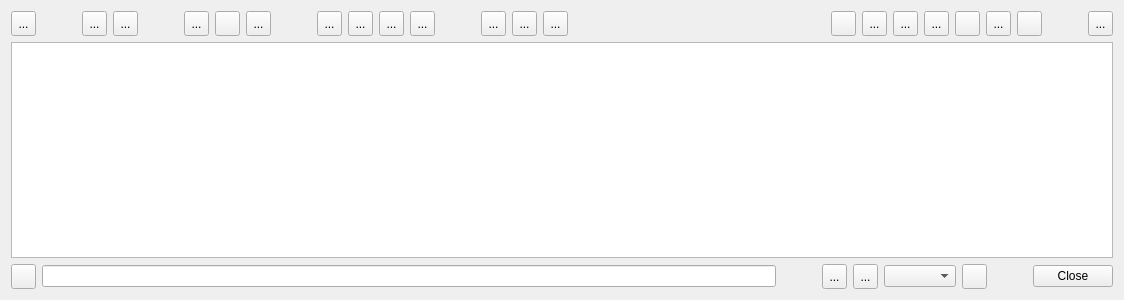
The window that NAVigater/CGNS/NAV/T/Q7TreeWindow.ui (pyCGNS/pyCGNS) describes before a commit, drawn with Qt 5.
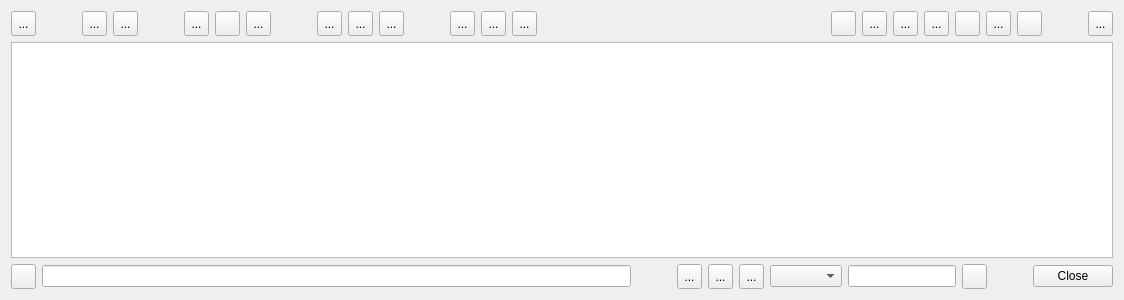
The same window after the commit. Icons and pictures are not drawn. Custom widgets are drawn as their Qt base class.

```diff
--- a/NAVigater/CGNS/NAV/T/Q7TreeWindow.ui
+++ b/NAVigater/CGNS/NAV/T/Q7TreeWindow.ui
@@ -282,32 +282,6 @@
        </property>
       </widget>
      </item>
-     <item>
-      <widget class="QToolButton" name="bUnmarkAll">
-       <property name="minimumSize">
-        <size>
-         <width>25</width>
-         <height>25</height>
-        </size>
-       </property>
-       <property name="maximumSize">
-        <size>
-         <width>25</width>
-         <height>25</height>
-        </size>
-       </property>
-       <property name="toolTip">
-        <string>Unmark all nodes</string>
-       </property>
-       <property name="text">
-        <string>...</string>
-       </property>
-       <property name="icon">
-        <iconset resource="../R/Res.qrc">
-         <normaloff>:/images/icons/flag-none.gif</normaloff>:/images/icons/flag-none.gif</iconset>
-       </property>
-      </widget>
-     </item>
      <item>
       <widget class="QToolButton" name="bMarksAsList">
        <property name="minimumSize">
@@ -791,6 +765,32 @@
        </property>
       </widget>
      </item>
+     <item>
+      <widget class="QToolButton" name="bUnmarkAll">
+       <property name="minimumSize">
+        <size>
+         <width>25</width>
+         <height>25</height>
+        </size>
+       </property>
+       <property name="maximumSize">
+        <size>
+         <width>25</width>
+         <height>25</height>
+        </size>
+       </property>
+       <property name="toolTip">
+        <string>Unmark all nodes</string>
+       </property>
+       <property name="text">
+        <string>...</string>
+       </property>
+       <property name="icon">
+        <iconset resource="../R/Res.qrc">
+         <normaloff>:/images/icons/node-sids-leaf.gif</normaloff>:/images/icons/node-sids-leaf.gif</iconset>
+       </property>
+      </widget>
+     </item>
      <item>
       <widget class="QToolButton" name="bNextMark">
        <property name="minimumSize">
@@ -827,6 +827,16 @@
        </property>
       </widget>
      </item>
+     <item>
+      <widget class="QLineEdit" name="eUserVariable">
+       <property name="sizePolicy">
+        <sizepolicy hsizetype="Minimum" vsizetype="Fixed">
+         <horstretch>0</horstretch>
+         <verstretch>0</verstretch>
+        </sizepolicy>
+       </property>
+      </widget>
+     </item>
      <item>
       <widget class="QPushButton" name="bApply">
        <property name="minimumSize">
```
